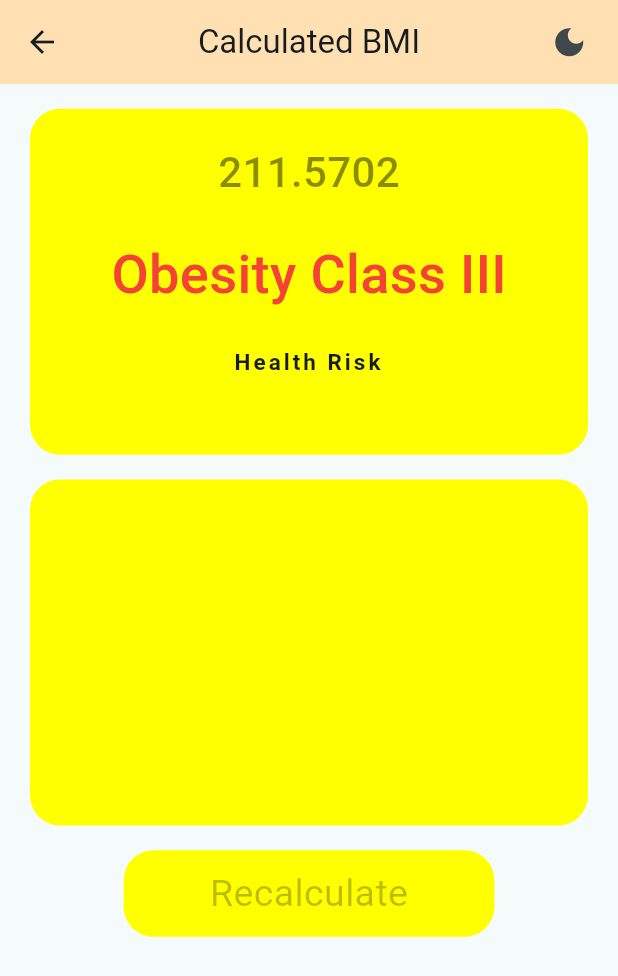
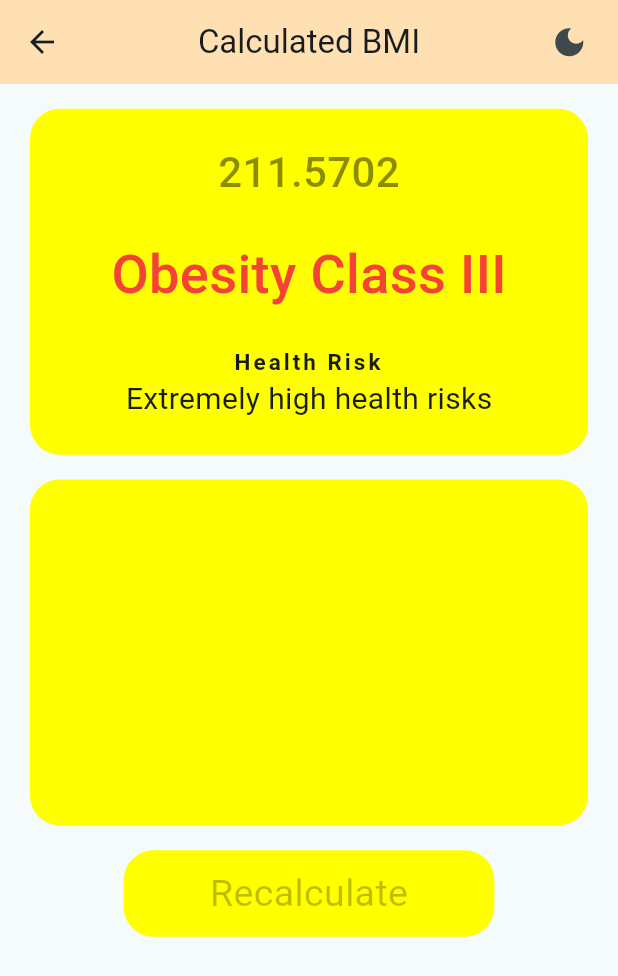
Before and after one commit to Ratndeep1999/bmi_calculator, a Flutter app: the screen it shows after launch, after a tap on "Calculate", on a phone screen of 412 x 824 dp. Shown: the top 976 px of the screen. Run offline on Flutter 3.47's test engine with Material 3 defaults, Android fonts, the phone set to English and light mode, and no system bars.

Commit message:
calculated_bmi_result_page.dart : Ui change and bhi show, categories add, health risk add, variables add, suggestions ui add, variable shift at their place, if else ladder ad to assign value in category, switch add to assign values base on category condition,

```diff
--- a/lib/calculated_bmi_result_page.dart
+++ b/lib/calculated_bmi_result_page.dart
@@ -36,9 +36,39 @@ class _CalculatedBmiState extends State<CalculatedBmi> {
     //
     switch( _category ) {
       case 'Underweight' :
-        _healthRisk = '';
+        _healthRisk = 'Malnutrition, weakness';
         _suggestions ='';
-        _color = Colors.black;
+        _color = Color(0xFF03A9F4);
+        break ;
+
+      case 'Normal Weight' :
+        _healthRisk = 'Low health risk';
+        _suggestions ='';
+        _color = Color(0xFF4CAF50);
+        break ;
+
+      case 'Overweight' :
+        _healthRisk = 'Moderate risk of heart disease, diabetes';
+        _suggestions ='';
+        _color = Color(0xFFFFC107);
+        break ;
+
+      case 'Obesity Class I' :
+        _healthRisk = 'High risk of cardiovascular disease';
+        _suggestions ='';
+        _color = Color(0xFFFF9800);
+        break ;
+
+      case 'Obesity Class II' :
+        _healthRisk = 'Very high health risks';
+        _suggestions ='';
+        _color = Color(0xFFF44336);
+        break ;
+
+      case 'Obesity Class III' :
+        _healthRisk = 'Extremely high health risks';
+        _suggestions ='';
+        _color = Color(0xFFD32F2F);
         break ;
     }
 
```
